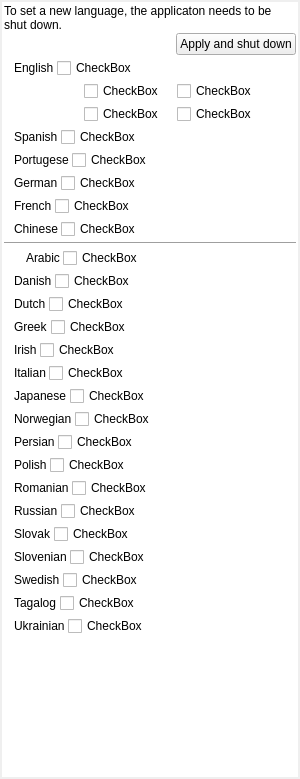
zkovari/plotlyst, file ui/manuscript_context_menu_widget.ui: the form before one commit.
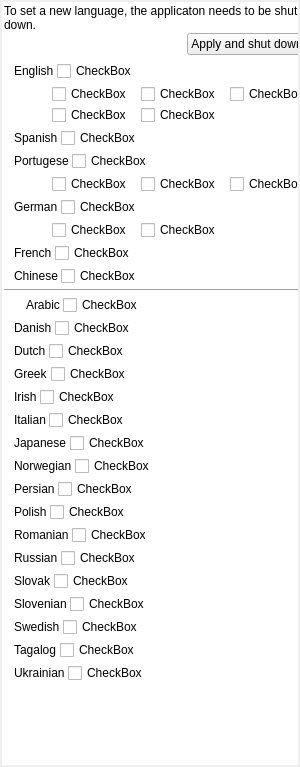
The form after the commit. Custom widgets are drawn as their Qt base class.

Diff of the .ui file:
```diff
--- a/ui/manuscript_context_menu_widget.ui
+++ b/ui/manuscript_context_menu_widget.ui
@@ -7,7 +7,7 @@
     <x>0</x>
     <y>0</y>
     <width>300</width>
-    <height>779</height>
+    <height>767</height>
    </rect>
   </property>
   <property name="sizePolicy">
@@ -55,6 +55,9 @@
      <property name="frameShape">
       <enum>QFrame::NoFrame</enum>
      </property>
+     <property name="horizontalScrollBarPolicy">
+      <enum>Qt::ScrollBarAlwaysOff</enum>
+     </property>
      <property name="widgetResizable">
       <bool>true</bool>
      </property>
@@ -63,8 +66,8 @@
        <rect>
         <x>0</x>
         <y>0</y>
-        <width>296</width>
-        <height>775</height>
+        <width>325</width>
+        <height>812</height>
        </rect>
       </property>
       <layout class="QVBoxLayout" name="verticalLayout_2">
@@ -96,10 +99,10 @@
            <number>0</number>
           </property>
           <property name="rightMargin">
-           <number>0</number>
+           <number>3</number>
           </property>
           <property name="bottomMargin">
-           <number>0</number>
+           <number>3</number>
           </property>
           <item>
            <widget class="QLabel" name="lblShutdownHint">
@@ -182,6 +185,9 @@
        </item>
        <item>
         <layout class="QGridLayout" name="gridLayout">
+         <property name="spacing">
+          <number>1</number>
+         </property>
          <item row="0" column="1">
           <widget class="Emoji" name="label_9">
            <property name="text">
@@ -192,6 +198,36 @@
            </property>
           </widget>
          </item>
+         <item row="1" column="3">
+          <widget class="Emoji" name="label_10">
+           <property name="text">
+            <string/>
+           </property>
+           <property name="emoji" stdset="0">
+            <string>Australia</string>
+           </property>
+          </widget>
+         </item>
+         <item row="0" column="5">
+          <widget class="Emoji" name="label_50">
+           <property name="text">
+            <string/>
+           </property>
+           <property name="emoji" stdset="0">
+            <string>South_Africa</string>
+           </property>
+          </widget>
+         </item>
+         <item row="1" column="1">
+          <widget class="Emoji" name="label_11">
+           <property name="text">
+            <string/>
+           </property>
+           <property name="emoji" stdset="0">
+            <string>New_Zealand</string>
+           </property>
+          </widget>
+         </item>
          <item row="0" column="3">
           <widget class="Emoji" name="label_12">
            <property name="text">
@@ -212,12 +248,22 @@
            </property>
            <property name="sizeHint" stdset="0">
             <size>
-             <width>70</width>
+             <width>40</width>
              <height>20</height>
             </size>
            </property>
           </spacer>
          </item>
+         <item row="1" column="4">
+          <widget class="Toggle" name="cbEnglishAustralian">
+           <property name="text">
+            <string>CheckBox</string>
+           </property>
+           <attribute name="buttonGroup">
+            <string notr="true">btnGroup</string>
+           </attribute>
+          </widget>
+         </item>
          <item row="0" column="2">
           <widget class="Toggle" name="cbEnglishBritish">
            <property name="text">
@@ -238,19 +284,6 @@
            </attribute>
           </widget>
          </item>
-         <item row="0" column="5">
-          <spacer name="horizontalSpacer_6">
-           <property name="orientation">
-            <enum>Qt::Horizontal</enum>
-           </property>
-           <property name="sizeHint" stdset="0">
-            <size>
-             <width>40</width>
-             <height>20</height>
-            </size>
-           </property>
-          </spacer>
-         </item>
          <item row="1" column="2">
           <widget class="Toggle" name="cbEnglishNewZealand">
            <property name="text">
@@ -261,8 +294,8 @@
            </attribute>
           </widget>
          </item>
-         <item row="1" column="4">
-          <widget class="Toggle" name="cbEnglishAustralian">
+         <item row="0" column="6">
+          <widget class="Toggle" name="cbEnglishSouthAfrican">
            <property name="text">
             <string>CheckBox</string>
            </property>
@@ -271,26 +304,6 @@
            </attribute>
           </widget>
          </item>
-         <item row="1" column="3">
-          <widget class="Emoji" name="label_10">
-           <property name="text">
-            <string/>
-           </property>
-           <property name="emoji" stdset="0">
-            <string>Australia</string>
-           </property>
-          </widget>
-         </item>
-         <item row="1" column="1">
-          <widget class="Emoji" name="label_11">
-           <property name="text">
-            <string/>
-           </property>
-           <property name="emoji" stdset="0">
-            <string>New_Zealand</string>
-           </property>
-          </widget>
-         </item>
         </layout>
        </item>
        <item>
@@ -384,6 +397,89 @@
          </item>
         </layout>
        </item>
+       <item>
+        <layout class="QGridLayout" name="gridLayout_2">
+         <property name="spacing">
+          <number>1</number>
+         </property>
+         <item row="0" column="4">
+          <widget class="Toggle" name="cbPortugeseAngola">
+           <property name="text">
+            <string>CheckBox</string>
+           </property>
+           <attribute name="buttonGroup">
+            <string notr="true">btnGroup</string>
+           </attribute>
+          </widget>
+         </item>
+         <item row="0" column="0">
+          <spacer name="horizontalSpacer_6">
+           <property name="orientation">
+            <enum>Qt::Horizontal</enum>
+           </property>
+           <property name="sizeType">
+            <enum>QSizePolicy::Fixed</enum>
+           </property>
+           <property name="sizeHint" stdset="0">
+            <size>
+             <width>40</width>
+             <height>20</height>
+            </size>
+           </property>
+          </spacer>
+         </item>
+         <item row="0" column="3">
+          <widget class="Emoji" name="label_51">
+           <property name="text">
+            <string/>
+           </property>
+           <property name="emoji" stdset="0">
+            <string>Angola</string>
+           </property>
+          </widget>
+         </item>
+         <item row="0" column="1">
+          <widget class="Emoji" name="label_52">
+           <property name="text">
+            <string/>
+           </property>
+           <property name="emoji" stdset="0">
+            <string>Brazil</string>
+           </property>
+          </widget>
+         </item>
+         <item row="0" column="5">
+          <widget class="Emoji" name="label_53">
+           <property name="text">
+            <string/>
+           </property>
+           <property name="emoji" stdset="0">
+            <string>Mozambique</string>
+           </property>
+          </widget>
+         </item>
+         <item row="0" column="2">
+          <widget class="Toggle" name="cbPortugeseBrazil">
+           <property name="text">
+            <string>CheckBox</string>
+           </property>
+           <attribute name="buttonGroup">
+            <string notr="true">btnGroup</string>
+           </attribute>
+          </widget>
+         </item>
+         <item row="0" column="6">
+          <widget class="Toggle" name="cbPortugeseMozambique">
+           <property name="text">
+            <string>CheckBox</string>
+           </property>
+           <attribute name="buttonGroup">
+            <string notr="true">btnGroup</string>
+           </attribute>
+          </widget>
+         </item>
+        </layout>
+       </item>
        <item>
         <layout class="QHBoxLayout" name="horizontalLayout_4">
          <item>
@@ -428,6 +524,82 @@
          </item>
         </layout>
        </item>
+       <item>
+        <layout class="QGridLayout" name="gridLayout_3">
+         <property name="spacing">
+          <number>1</number>
+         </property>
+         <item row="0" column="2">
+          <widget class="Toggle" name="cbGermanAustrian">
+           <property name="text">
+            <string>CheckBox</string>
+           </property>
+           <attribute name="buttonGroup">
+            <string notr="true">btnGroup</string>
+           </attribute>
+          </widget>
+         </item>
+         <item row="0" column="3">
+          <widget class="Emoji" name="label_54">
+           <property name="text">
+            <string/>
+           </property>
+           <property name="emoji" stdset="0">
+            <string>Switzerland</string>
+           </property>
+          </widget>
+         </item>
+         <item row="0" column="4">
+          <widget class="Toggle" name="cbGermanSwiss">
+           <property name="text">
+            <string>CheckBox</string>
+           </property>
+           <attribute name="buttonGroup">
+            <string notr="true">btnGroup</string>
+           </attribute>
+          </widget>
+         </item>
+         <item row="0" column="1">
+          <widget class="Emoji" name="label_55">
+           <property name="text">
+            <string/>
+           </property>
+           <property name="emoji" stdset="0">
+            <string>Austria</string>
+           </property>
+          </widget>
+         </item>
+         <item row="0" column="0">
+          <spacer name="horizontalSpacer_26">
+           <property name="orientation">
+            <enum>Qt::Horizontal</enum>
+           </property>
+           <property name="sizeType">
+            <enum>QSizePolicy::Fixed</enum>
+           </property>
+           <property name="sizeHint" stdset="0">
+            <size>
+             <width>40</width>
+             <height>20</height>
+            </size>
+           </property>
+          </spacer>
+         </item>
+         <item row="0" column="5">
+          <spacer name="horizontalSpacer_27">
+           <property name="orientation">
+            <enum>Qt::Horizontal</enum>
+           </property>
+           <property name="sizeHint" stdset="0">
+            <size>
+             <width>40</width>
+             <height>20</height>
+            </size>
+           </property>
+          </spacer>
+         </item>
+        </layout>
+       </item>
        <item>
         <layout class="QHBoxLayout" name="horizontalLayout_2">
          <item>
```
